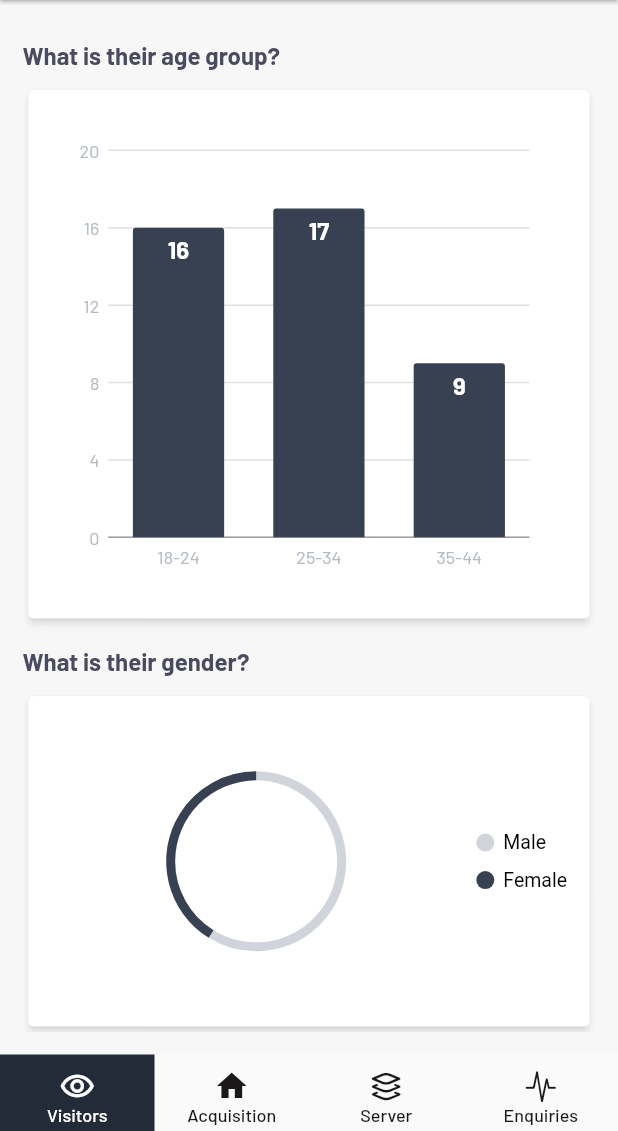
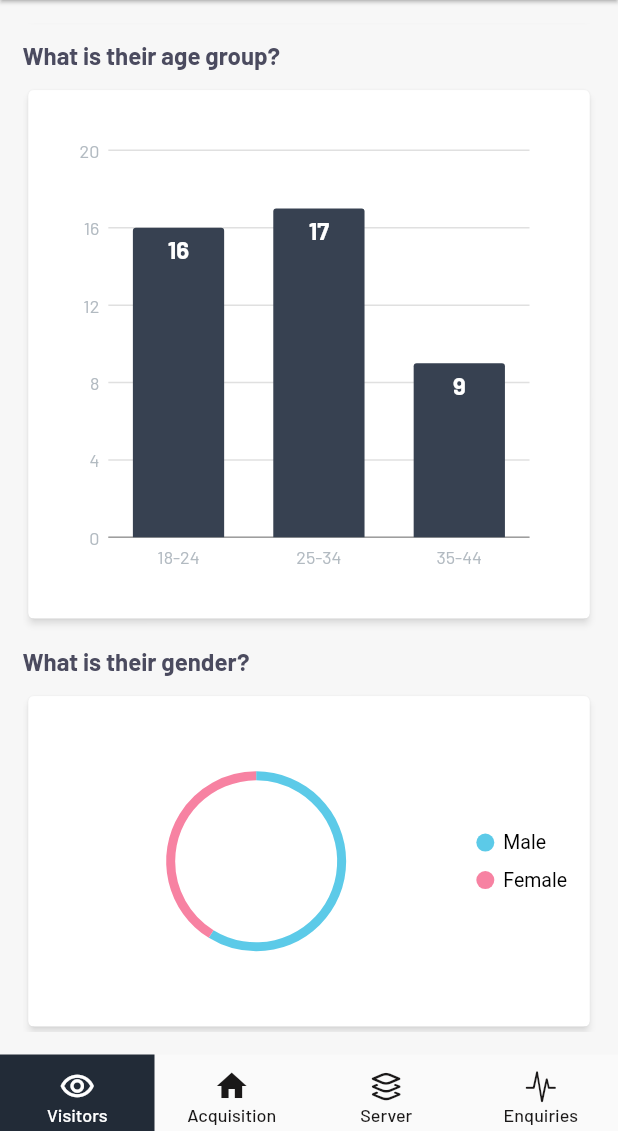
Before and after one commit to mirza-d3x/red_dog, a Flutter app: the screen it shows after launch, scrolled down 1985 dp, on a phone screen of 412 x 824 dp, the part 105-1236 px from its top. Run offline on Flutter 3.47's test engine with Material 3 defaults, Android fonts, the phone set to English and light mode, and no system bars; drawn by our look-alikes of fl_chart; our stand-ins replace charts_flutter, percent_indicator, syncfusion_flutter_charts, table_calendar; missing offline and left inert: countries_world_map.

Commit message:
editing visitors screen

```diff
--- a/lib/features/tabs/visitors_screen.dart
+++ b/lib/features/tabs/visitors_screen.dart
@@ -1398,8 +1398,8 @@ class _VisitorsScreenState extends State<VisitorsScreen> {
                               centerX: '90',
                               margin: EdgeInsets.zero,
                               palette: const <Color>[
-                                graphGreyColor,
-                                graphBlackColor,
+                                maleIndicatorColor,
+                                femaleIndicatorColor,
                               ],
                               legend: Legend(
                                 position: LegendPosition.right,
```
